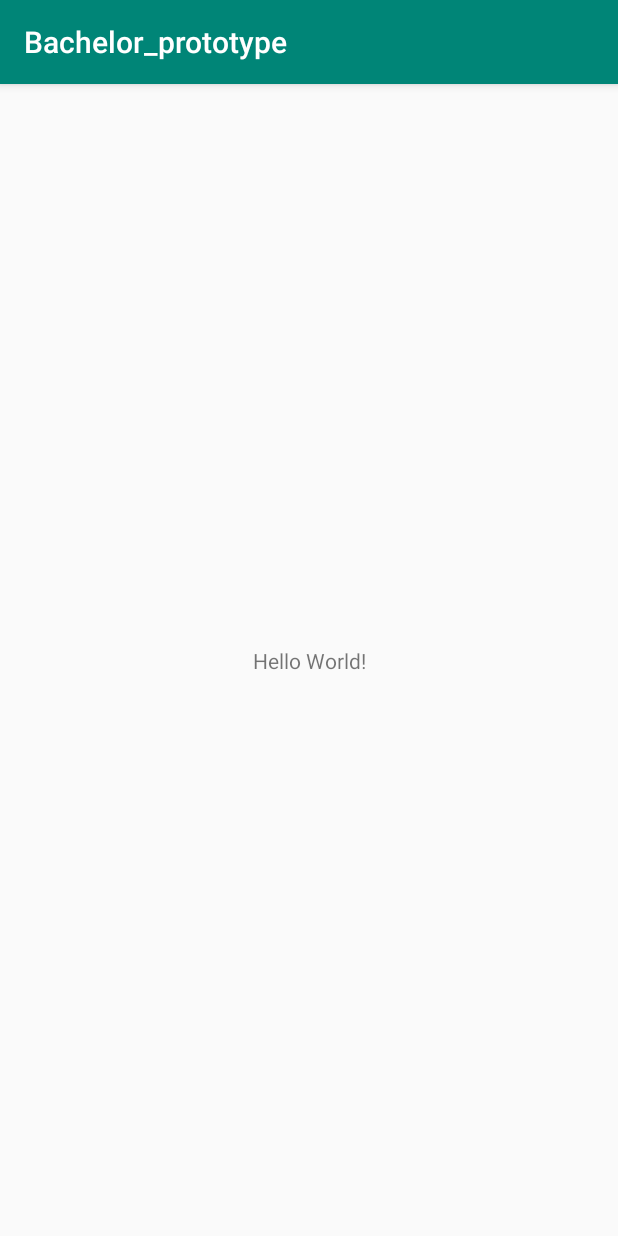
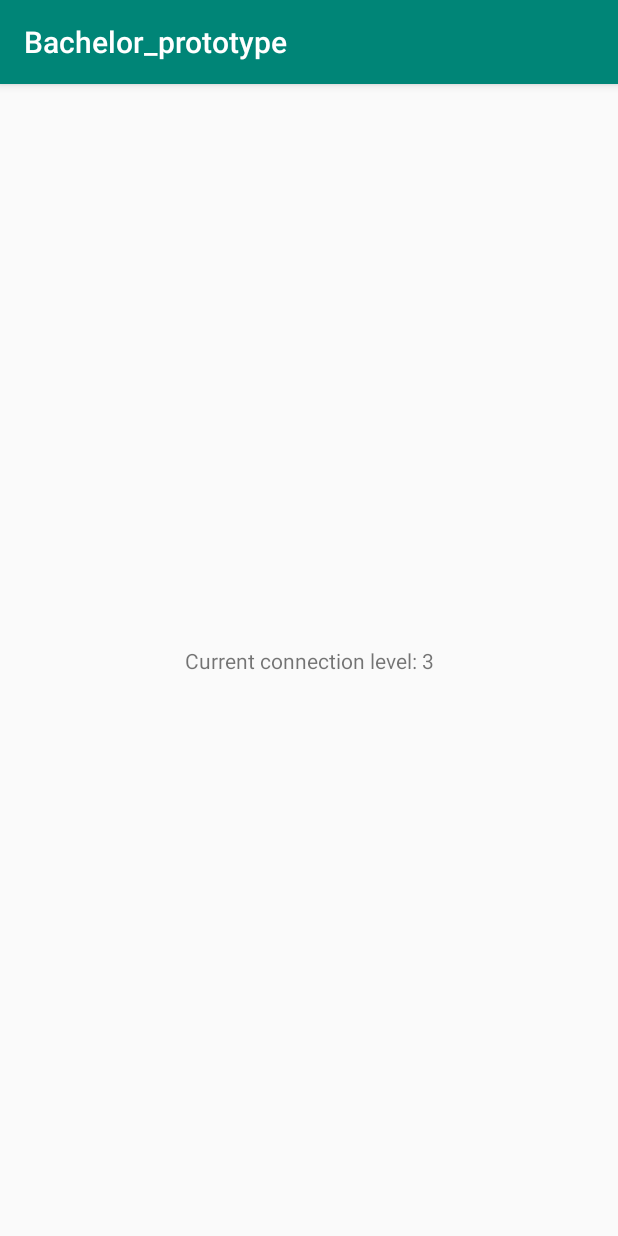
Before and after one commit to stetar/Bachelors_Project, an Android app: the screen it shows after launch (MainActivity), on a phone screen of 412 x 824 dp. Run offline under Robolectric (Android 15) with nearby library versions, the phone set to English and light mode, and no system bars.

Commit message:
Very small start

```diff
--- a/prototype/app/src/main/AndroidManifest.xml
+++ b/prototype/app/src/main/AndroidManifest.xml
@@ -1,6 +1,10 @@
 <?xml version="1.0" encoding="utf-8"?>
 <manifest xmlns:android="http://schemas.android.com/apk/res/android"
     package="com.example.bachelor_prototype">
+
+    <uses-permission android:name="android.permission.ACCESS_NETWORK_STATE"/>
+    <uses-permission android:name="android.permission.ACCESS_FINE_LOCATION"/>
+    <uses-permission android:name="android.permission.ACCESS_WIFI_STATE"/>
 
     <application
         android:allowBackup="true"
--- a/prototype/app/src/main/java/com/example/bachelor_prototype/MainActivity.java
+++ b/prototype/app/src/main/java/com/example/bachelor_prototype/MainActivity.java
@@ -2,13 +2,36 @@ package com.example.bachelor_prototype;
 
 import androidx.appcompat.app.AppCompatActivity;
 
+import android.content.Context;
+import android.net.ConnectivityManager;
+import android.net.Network;
+import android.net.NetworkInfo;
+import android.net.wifi.WifiInfo;
+import android.net.wifi.WifiManager;
 import android.os.Bundle;
+import android.widget.TextView;
+
+import org.w3c.dom.Text;
 
 public class MainActivity extends AppCompatActivity {
+
 
     @Override
     protected void onCreate(Bundle savedInstanceState) {
         super.onCreate(savedInstanceState);
         setContentView(R.layout.activity_main);
+
+        TextView networkName = findViewById(R.id.networkNameText);
+
+
+        WifiManager wifiMan = (WifiManager) this.getApplicationContext().getSystemService(Context.WIFI_SERVICE);
+        int numberOfLevels = 4;
+        WifiInfo wifiInfo = wifiMan.getConnectionInfo();
+        networkName.setText("Current connection level: " + WifiManager.calculateSignalLevel(wifiInfo.getRssi(), 4));
+
+
+        /*ConnectivityManager connMan = (ConnectivityManager) this.getSystemService(Context.CONNECTIVITY_SERVICE);
+        NetworkInfo info = connMan.getActiveNetworkInfo();
+        networkName.setText("This is the type of network: " + info.getTypeName());*/
     }
 }
--- a/prototype/app/src/main/res/layout/activity_main.xml
+++ b/prototype/app/src/main/res/layout/activity_main.xml
@@ -7,6 +7,7 @@
     tools:context=".MainActivity">
 
     <TextView
+        android:id="@+id/networkNameText"
         android:layout_width="wrap_content"
         android:layout_height="wrap_content"
         android:text="Hello World!"
```
